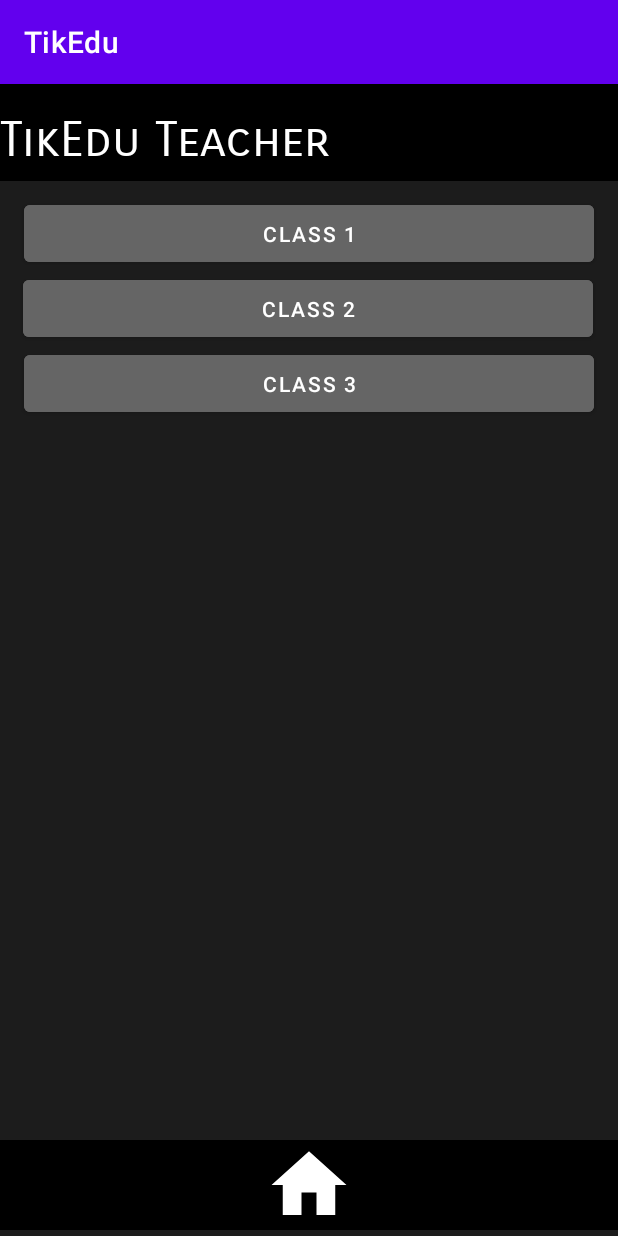
After one commit to SWE-Project-Team-37/TikEdu, an Android app: the TeacherClassesActivity screen opened directly, with no data from a screen before it, on a phone screen of 412 x 824 dp. The commit adds this screen. Run offline under Robolectric (Android 15) with nearby library versions, the phone set to English and light mode, and no system bars.

Commit message:
added several activities for teacher views and implemented the ability to choose a video from the camera gallery and display it on the screen

```diff
--- a/app/src/main/java/tikedu/app/tikedu/MainActivity.java
+++ b/app/src/main/java/tikedu/app/tikedu/MainActivity.java
@@ -1,11 +1,13 @@
 package tikedu.app.tikedu;
 
+import android.content.Intent;
 import android.content.SharedPreferences;
 import android.os.Bundle;
 import com.google.android.material.snackbar.Snackbar;
 import androidx.appcompat.app.AppCompatActivity;
 import android.view.View;
 import android.view.Window;
+import android.widget.Button;
 
 import androidx.navigation.NavController;
 import androidx.navigation.Navigation;
@@ -33,7 +35,6 @@ public class MainActivity extends AppCompatActivity
 
         binding = ActivityMainBinding.inflate(getLayoutInflater());
         setContentView(binding.getRoot());
-
     }
 
     @Override
--- /dev/null
+++ b/app/src/main/java/tikedu/app/tikedu/TeacherClassesActivity.java
@@ -0,0 +1,26 @@
+package tikedu.app.tikedu;
+
+import androidx.appcompat.app.AppCompatActivity;
+
+import android.content.Intent;
+import android.os.Bundle;
+import android.view.View;
+import android.widget.ImageButton;
+
+public class TeacherClassesActivity extends AppCompatActivity {
+
+    @Override
+    protected void onCreate(Bundle savedInstanceState) {
+        super.onCreate(savedInstanceState);
+        setContentView(R.layout.activity_teacher_classes);
+
+        ImageButton homeButton = findViewById(R.id.home_button);
+        homeButton.setOnClickListener(new View.OnClickListener() {
+            @Override
+            public void onClick(View view) {
+                Intent intent = new Intent(TeacherClassesActivity.this, TeacherHomeActivity.class);
+                startActivity(intent);
+            }
+        });
+    }
+}
--- a/app/src/main/res/layout/activity_teacher_class_menu.xml
+++ b/app/src/main/res/layout/activity_teacher_class_menu.xml
@@ -85,7 +85,7 @@
         android:background="@color/black"
         android:contentDescription="@string/view_classes_button_description"
         app:layout_constraintBottom_toBottomOf="parent"
-        app:layout_constraintEnd_toEndOf="parent"
+        app:layout_constraintEnd_toEndOf="@+id/bottom_black_bar"
         app:srcCompat="@drawable/ic_baseline_computer_24" />
 
 </androidx.constraintlayout.widget.ConstraintLayout>
--- /dev/null
+++ b/app/src/main/res/layout/activity_teacher_classes.xml
@@ -0,0 +1,93 @@
+<?xml version="1.0" encoding="utf-8"?>
+<androidx.constraintlayout.widget.ConstraintLayout xmlns:android="http://schemas.android.com/apk/res/android"
+    xmlns:app="http://schemas.android.com/apk/res-auto"
+    xmlns:tools="http://schemas.android.com/tools"
+    android:layout_width="match_parent"
+    android:layout_height="match_parent"
+    tools:context=".TeacherClassesActivity"
+    android:background="@color/gray">
+
+    <Button
+        android:id="@+id/class1_button"
+        android:layout_width="380dp"
+        android:layout_height="50dp"
+        android:layout_marginTop="10dp"
+        android:backgroundTint="@color/gray1"
+        android:text="Class 1"
+        android:textColor="@color/white"
+        app:layout_constraintEnd_toEndOf="parent"
+        app:layout_constraintStart_toStartOf="parent"
+        app:layout_constraintTop_toBottomOf="@+id/teacher_top_bar" />
+
+    <Button
+        android:id="@+id/class2_button"
+        android:layout_width="380dp"
+        android:layout_height="50dp"
+        android:backgroundTint="@color/gray1"
+        android:text="Class 2"
+        android:textColor="@color/white"
+        app:layout_constraintEnd_toEndOf="parent"
+        app:layout_constraintHorizontal_bias="0.483"
+        app:layout_constraintStart_toStartOf="parent"
+        app:layout_constraintTop_toBottomOf="@+id/class1_button" />
+
+    <Button
+        android:id="@+id/class3_button"
+        android:layout_width="380dp"
+        android:layout_height="50dp"
+        android:backgroundTint="@color/gray1"
+        android:text="Class 3"
+        android:textColor="@color/white"
+        app:layout_constraintEnd_toEndOf="parent"
+        app:layout_constraintStart_toStartOf="parent"
+        app:layout_constraintTop_toBottomOf="@+id/class2_button" />
+
+    <androidx.constraintlayout.widget.ConstraintLayout
+        android:id="@+id/teacher_top_bar"
+        android:layout_width="match_parent"
+        android:layout_height="0dp"
+        android:background="@color/black"
+        app:layout_constraintEnd_toEndOf="parent"
+        app:layout_constraintStart_toStartOf="parent"
+        app:layout_constraintTop_toTopOf="parent">
+
+        <TextView
+            android:id="@+id/textView"
+            android:layout_width="wrap_content"
+            android:layout_height="wrap_content"
+            android:layout_marginTop="18dp"
+            android:layout_marginBottom="8dp"
+            android:fontFamily="sans-serif-smallcaps"
+            android:text="@string/teacher_textView"
+            android:textColor="@color/white"
+            android:textSize="32sp"
+            app:layout_constraintBottom_toBottomOf="parent"
+            app:layout_constraintStart_toStartOf="parent"
+            app:layout_constraintTop_toTopOf="parent" />
+
+    </androidx.constraintlayout.widget.ConstraintLayout>
+
+    <androidx.constraintlayout.widget.ConstraintLayout
+        android:id="@+id/teacher_bottom_bar"
+        android:layout_width="match_parent"
+        android:layout_height="0dp"
+        android:layout_marginBottom="4dp"
+        android:background="@color/black"
+        app:layout_constraintBottom_toBottomOf="parent"
+        tools:layout_editor_absoluteX="0dp">
+
+        <ImageButton
+            android:id="@+id/home_button"
+            android:layout_width="60dp"
+            android:layout_height="60dp"
+            android:background="@color/black"
+            android:contentDescription="@string/home_button_description"
+            app:layout_constraintBottom_toBottomOf="parent"
+            app:layout_constraintEnd_toEndOf="parent"
+            app:layout_constraintHorizontal_bias="0.5"
+            app:layout_constraintStart_toStartOf="parent"
+            app:layout_constraintTop_toTopOf="parent"
+            app:srcCompat="@drawable/ic_baseline_home_24" />
+    </androidx.constraintlayout.widget.ConstraintLayout>
+
+</androidx.constraintlayout.widget.ConstraintLayout>
```
Also changed, not shown: app/src/main/AndroidManifest.xml (+14 -0 lines), app/src/main/java/tikedu/app/tikedu/ChooseVideoActivity.java (added, +57 -0 lines), app/src/main/java/tikedu/app/tikedu/StudentCommentActivity.java (+9 -0 lines), app/src/main/java/tikedu/app/tikedu/StudentHomeActivity.java (+11 -0 lines), app/src/main/java/tikedu/app/tikedu/TeacherCommentActivity.java (added, +14 -0 lines), app/src/main/java/tikedu/app/tikedu/TeacherHomeActivity.java (added, +14 -0 lines), app/src/main/res/layout/activity_choose_video.xml (added, +68 -0 lines), app/src/main/res/layout/activity_main.xml (+5 -2 lines), app/src/main/res/layout/activity_teacher_comment.xml (added, +148 -0 lines), app/src/main/res/layout/activity_teacher_home.xml (added, +101 -0 lines).
